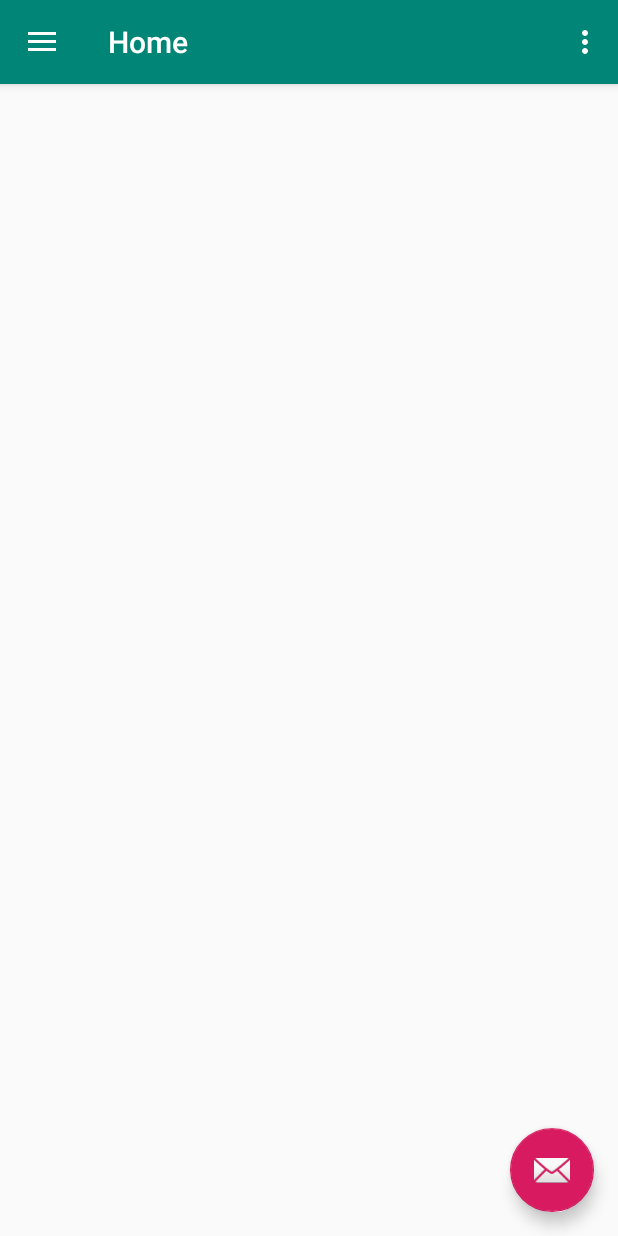
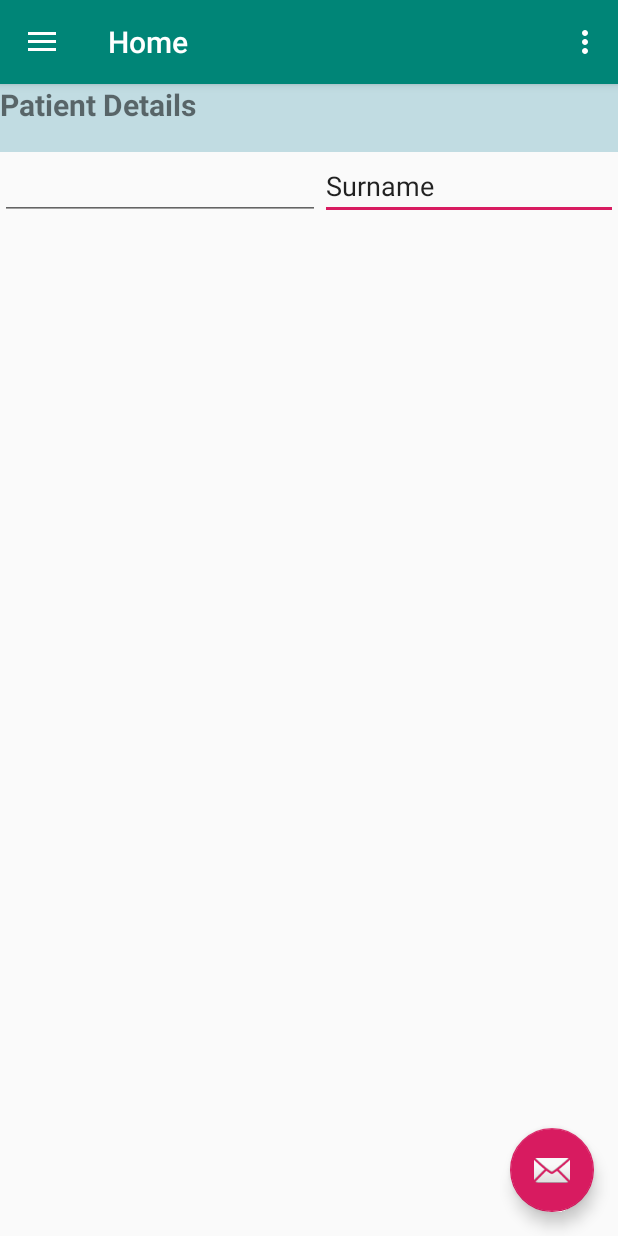
Before and after one commit to Marcell0805/My_Patients, an Android app: the screen it shows after launch (PatientsUiNav), on a phone screen of 412 x 824 dp. Run offline under Robolectric (Android 15) with nearby library versions, the phone set to English and light mode, and no system bars; our stand-ins replace data binding, navigation-ui; 2 statements that could not run were skipped.

Commit message:
Setup Name Binding, Focusing on the EditText remove if Name when clicked

```diff
--- a/app/build.gradle
+++ b/app/build.gradle
@@ -10,6 +10,9 @@ android {
         versionCode 1
         versionName "1.0"
         testInstrumentationRunner "androidx.test.runner.AndroidJUnitRunner"
+        dataBinding {
+            enabled = true
+        }
     }
     buildTypes {
         release {
--- a/app/src/main/java/com/example/mypatients/PatientsUiNav.java
+++ b/app/src/main/java/com/example/mypatients/PatientsUiNav.java
@@ -22,6 +22,9 @@ import androidx.appcompat.widget.Toolbar;
 import android.view.Menu;
 
 public class PatientsUiNav extends AppCompatActivity {
+
+    //data binding
+    //
 
     private AppBarConfiguration mAppBarConfiguration;
 
--- a/app/src/main/java/com/example/mypatients/ui/gallery/GalleryFragment.java
+++ b/app/src/main/java/com/example/mypatients/ui/gallery/GalleryFragment.java
@@ -23,13 +23,13 @@ public class GalleryFragment extends Fragment {
         galleryViewModel =
                 ViewModelProviders.of(this).get(GalleryViewModel.class);
         View root = inflater.inflate(R.layout.fragment_gallery, container, false);
-        final TextView textView = root.findViewById(R.id.text_gallery);
+        /*final TextView textView = root.findViewById(R.id.text_gallery);
         galleryViewModel.getText().observe(this, new Observer<String>() {
             @Override
             public void onChanged(@Nullable String s) {
                 textView.setText(s);
             }
-        });
+        });*/
         return root;
     }
 }
--- a/app/src/main/java/com/example/mypatients/ui/home/HomeFragment.java
+++ b/app/src/main/java/com/example/mypatients/ui/home/HomeFragment.java
@@ -4,26 +4,53 @@ import android.os.Bundle;
 import android.view.LayoutInflater;
 import android.view.View;
 import android.view.ViewGroup;
+import android.widget.EditText;
 import android.widget.TextView;
 
 import androidx.annotation.Nullable;
 import androidx.annotation.NonNull;
+import androidx.databinding.DataBindingUtil;
 import androidx.fragment.app.Fragment;
 import androidx.lifecycle.Observer;
 import androidx.lifecycle.ViewModelProviders;
 
 import com.example.mypatients.R;
+import com.example.mypatients.databinding.FragmentHomeBinding;
+import com.example.mypatients.models.Patient;
 
-public class HomeFragment extends Fragment {
+public class HomeFragment extends Fragment implements View.OnClickListener {
 
-    private HomeViewModel homeViewModel;
+    private FragmentHomeBinding binding;
+
 
     public View onCreateView(@NonNull LayoutInflater inflater,
                              ViewGroup container, Bundle savedInstanceState) {
-        homeViewModel =
+      binding=FragmentHomeBinding.inflate(inflater);
+        Patient patient= new Patient();
+        //binding.setPatients(patient);
+
+        return binding.getRoot();
+    }
+    public void SetListeners()
+    {
+        //EditText nameText= SOCL
+    }
+
+    @Override
+    public void onClick(View view) {
+        //EditText a =view.findViewById(R.id.nameText).setOnClickListener();
+    }
+
+
+    //private HomeViewModel homeViewModel;
+
+    /*public View onCreateView(@NonNull LayoutInflater inflater,
+                             ViewGroup container, Bundle savedInstanceState) {
+       homeViewModel =
                 ViewModelProviders.of(this).get(HomeViewModel.class);
+        FragmentHomeBinding binding = DataBindingUtil.inflate(inflater,R.layout.fragment_home,container,false);
         View root = inflater.inflate(R.layout.fragment_home, container, false);
-        final TextView textView = root.findViewById(R.id.text_home);
+       final TextView textView = root.findViewById(R.id.text_home);
         homeViewModel.getText().observe(this, new Observer<String>() {
             @Override
             public void onChanged(@Nullable String s) {
@@ -31,5 +58,15 @@ public class HomeFragment extends Fragment {
             }
         });
         return root;
-    }
+    }*/
+/*
+@Override
+public View onCreateView(LayoutInflater inflater, @Nullable ViewGroup container, @Nullable Bundle savedInstanceState) {
+    FragmentTest binding = DataBindingUtil.inflate(inflater, R.layout.fragment_test, container, false);
+    Item item = new Item();
+    item.setName("Thomas");
+    binding.setItem(item);
+    return binding.getRoot();
 }
+ */
+}
--- a/app/src/main/java/com/example/mypatients/ui/tools/ToolsFragment.java
+++ b/app/src/main/java/com/example/mypatients/ui/tools/ToolsFragment.java
@@ -23,13 +23,13 @@ public class ToolsFragment extends Fragment {
         toolsViewModel =
                 ViewModelProviders.of(this).get(ToolsViewModel.class);
         View root = inflater.inflate(R.layout.fragment_tools, container, false);
-        final TextView textView = root.findViewById(R.id.text_tools);
+        /*final TextView textView = root.findViewById(R.id.text_tools);
         toolsViewModel.getText().observe(this, new Observer<String>() {
             @Override
             public void onChanged(@Nullable String s) {
                 textView.setText(s);
             }
-        });
+        });*/
         return root;
     }
 }
--- a/app/src/main/res/layout/fragment_home.xml
+++ b/app/src/main/res/layout/fragment_home.xml
@@ -1,6 +1,56 @@
 <?xml version="1.0" encoding="utf-8"?>
-<androidx.constraintlayout.widget.ConstraintLayout xmlns:android="http://schemas.android.com/apk/res/android"
+<layout xmlns:android="http://schemas.android.com/apk/res/android"
     xmlns:app="http://schemas.android.com/apk/res-auto"
-    xmlns:tools="http://schemas.android.com/tools"
-    android:layout_width="match_parent"
-    android:layout_height="match_parent"/>
+    xmlns:tools="http://schemas.android.com/tools">
+    <data>
+        <variable
+            name="Patient"
+            type="com.example.mypatients.models.Patient" />
+    </data>
+
+    <LinearLayout
+        android:layout_width="fill_parent"
+        android:layout_height="fill_parent"
+        android:orientation="vertical">
+        <TextView
+            android:id="@+id/headingView"
+            android:layout_height="45dp"
+            android:layout_width="fill_parent"
+            android:background="@color/Headings"
+            android:text="@string/patient_heading"
+            android:textSize="20sp"
+            android:textStyle="bold" />
+
+        <LinearLayout
+            android:layout_width="fill_parent"
+            android:layout_height="wrap_content"
+            android:orientation="horizontal"
+            android:id="@+id/innerLayout">
+
+
+            <EditText
+                android:id="@+id/nameText"
+                android:layout_width="wrap_content"
+                android:layout_height="wrap_content"
+                android:ems="10"
+                android:inputType="textPersonName"
+                android:focusableInTouchMode="false"
+
+                android:text='@{Patient.getPatientName()??"Name"}'
+            />
+            <!--android:text="@{Patients.setPatientName()??Name}"-->
+            <EditText
+                android:id="@+id/surnameText"
+                android:layout_width="wrap_content"
+                android:layout_height="wrap_content"
+                android:ems="10"
+                android:inputType="textPersonName"
+                android:text="Surname" />
+        </LinearLayout>
+
+
+
+    </LinearLayout>
+
+
+</layout>
--- a/app/src/main/res/values/colors.xml
+++ b/app/src/main/res/values/colors.xml
@@ -3,4 +3,5 @@
     <color name="colorPrimary">#008577</color>
     <color name="colorPrimaryDark">#00574B</color>
     <color name="colorAccent">#D81B60</color>
+    <color name="Headings">#C1DCE2</color>
 </resources>
--- a/app/src/main/res/values/strings.xml
+++ b/app/src/main/res/values/strings.xml
@@ -14,4 +14,12 @@
     <string name="menu_tools">Tools</string>
     <string name="menu_share">Share</string>
     <string name="menu_send">Send</string>
+
+    <!--Strings for the UI section-->
+
+    <string name="patient_heading">Patient Details</string>
+    <string name="button_save">Save</string>
+    <string name="button_print">Print</string>
+
+
 </resources>
```
Also changed, not shown: app/src/main/java/com/example/mypatients/models/Patient.java (added, +200 -0 lines), app/src/main/java/com/example/mypatients/ui/share/ShareFragment.java (deleted, +0 -35 lines), app/src/main/java/com/example/mypatients/ui/share/ShareViewModel.java (deleted, +0 -19 lines), app/src/main/java/com/example/mypatients/ui/slideshow/SlideshowFragment.java (deleted, +0 -35 lines), app/src/main/java/com/example/mypatients/ui/slideshow/SlideshowViewModel.java (deleted, +0 -19 lines).
